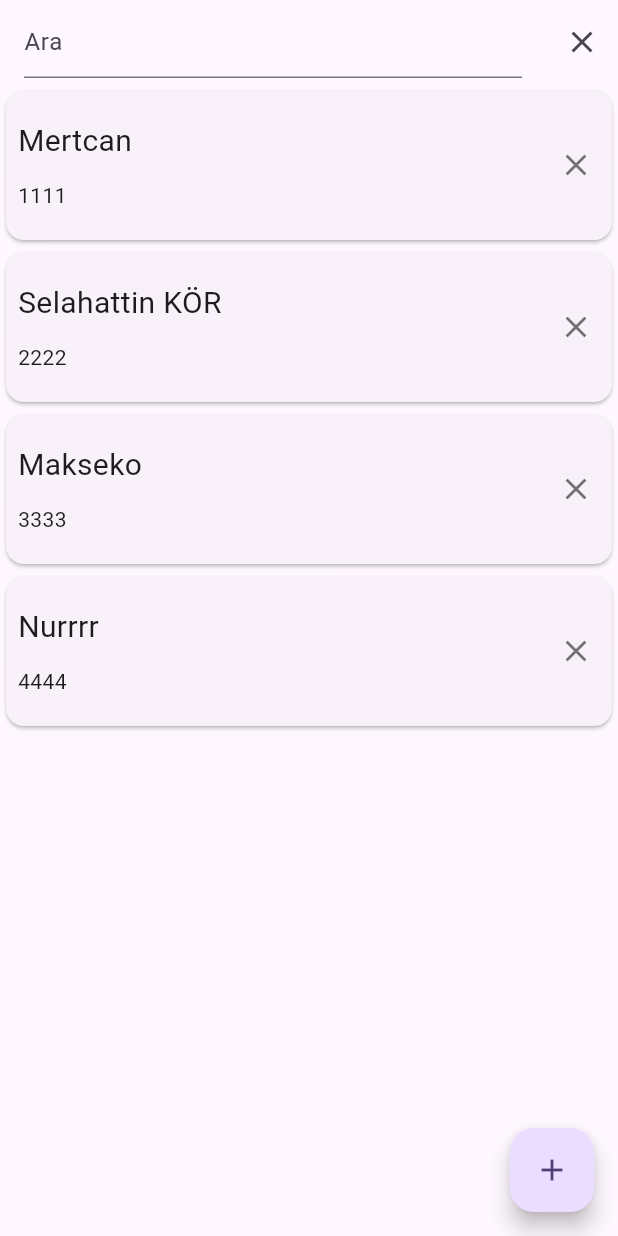
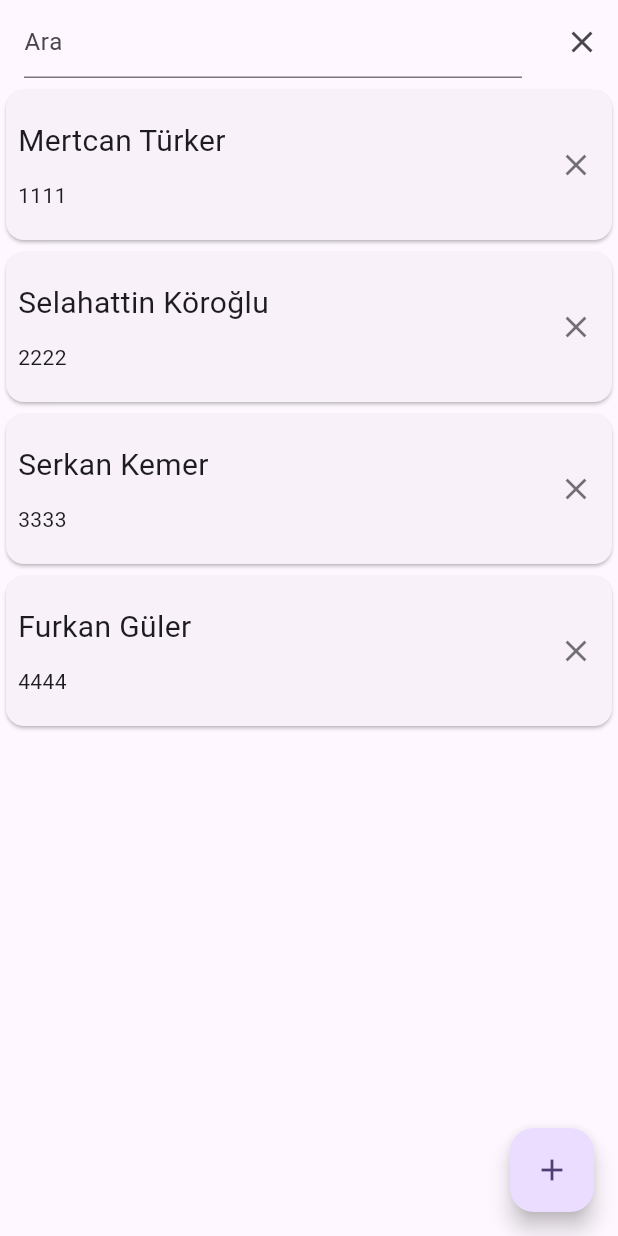
Before and after one commit to mertcanturker/contacts_app, a Flutter app: the screen it shows after launch, after a tap on the "search" icon, on a phone screen of 412 x 824 dp. Run offline on Flutter 3.47's test engine with Material 3 defaults, Android fonts, the phone set to English and light mode, and no system bars; our stand-ins replace flutter_bloc.

```diff
--- /dev/null
+++ b/lib/data/repo/kisilerdao_repository.dart
@@ -0,0 +1,35 @@
+import 'package:kisiler_uygulamasi/data/entity/kisiler.dart';
+
+class KisilerDaoRepository{
+  Future<void> kaydet(String kisi_ad, String kisi_tel) async{
+    print("Kişi Kaydet : ${kisi_ad} - ${kisi_tel}");
+  }
+
+  Future<void> guncelle(int kisi_id,String kisi_ad, String kisi_tel) async{
+    print("Kişi Güncelle : ${kisi_id} - ${kisi_ad} - ${kisi_tel}");
+  }
+
+  Future<void> sil(int kisi_id) async {
+    print("Kişi Sil: $kisi_id");
+  }
+
+  Future<List<Kisiler>> kisileriYukle() async {
+    var kisilerListesi = <Kisiler>[];
+    var k1 = Kisiler(kisi_id: 1, kisi_ad: "Mertcan Türker", kisi_tel: "1111");
+    var k2 = Kisiler(kisi_id: 2, kisi_ad: "Selahattin Köroğlu", kisi_tel: "2222");
+    var k3 = Kisiler(kisi_id: 3, kisi_ad: "Serkan Kemer", kisi_tel: "3333");
+    var k4 = Kisiler(kisi_id: 4, kisi_ad: "Furkan Güler", kisi_tel: "4444");
+    kisilerListesi.add(k1);
+    kisilerListesi.add(k2);
+    kisilerListesi.add(k3);
+    kisilerListesi.add(k4);
+    return kisilerListesi;
+  }
+
+  Future<List<Kisiler>> ara(String aramaKelimesi) async{
+    var kisilerListesi = <Kisiler>[];
+    var k1 = Kisiler(kisi_id: 1, kisi_ad: "Mertcan Türker", kisi_tel: "1111");
+    kisilerListesi.add(k1);
+    return kisilerListesi;
+  }
+}
--- a/lib/main.dart
+++ b/lib/main.dart
@@ -1,4 +1,8 @@
 import 'package:flutter/material.dart';
+import 'package:flutter_bloc/flutter_bloc.dart';
+import 'package:kisiler_uygulamasi/ui/cubit/anasayfa_cubit.dart';
+import 'package:kisiler_uygulamasi/ui/cubit/detay_sayfa_cubit.dart';
+import 'package:kisiler_uygulamasi/ui/cubit/kayit_sayfa_cubit.dart';
 import 'package:kisiler_uygulamasi/ui/views/anasayfa.dart';
 
 void main() {
@@ -10,7 +14,13 @@ class MyApp extends StatelessWidget {
 
   @override
   Widget build(BuildContext context) {
-    return MaterialApp(
+    return MultiBlocProvider(
+      providers: [
+        BlocProvider(create: (context) => KayitSayfaCubit()),
+        BlocProvider(create: (context) => DetaySayfaCubit()),
+        BlocProvider(create: (context) => AnasayfaCubit()),
+      ],
+      child: MaterialApp(
         title: 'Flutter Demo',
         debugShowCheckedModeBanner: false,
         theme: ThemeData(
@@ -18,6 +28,7 @@ class MyApp extends StatelessWidget {
           useMaterial3: true,
         ),
         home: const Anasayfa(),
+      ),
     );
   }
 }
--- /dev/null
+++ b/lib/ui/cubit/anasayfa_cubit.dart
@@ -0,0 +1,24 @@
+import 'package:flutter_bloc/flutter_bloc.dart';
+import 'package:kisiler_uygulamasi/data/entity/kisiler.dart';
+import 'package:kisiler_uygulamasi/data/repo/kisilerdao_repository.dart';
+
+class AnasayfaCubit extends Cubit<List<Kisiler>>{
+  AnasayfaCubit():super(<Kisiler>[]);
+
+  var krepo = KisilerDaoRepository();
+
+  Future<void> kisileriYukle() async {
+    var liste = await krepo.kisileriYukle();
+    emit(liste);
+  }
+
+  Future<void> ara(String aramaKelimesi) async {
+    var liste = await krepo.ara(aramaKelimesi);
+    emit(liste);
+  }
+
+  Future<void> sil(int kisi_id) async {
+    await krepo.sil(kisi_id);
+    await kisileriYukle();
+  }
+}
--- /dev/null
+++ b/lib/ui/cubit/detay_sayfa_cubit.dart
@@ -0,0 +1,12 @@
+import 'package:flutter_bloc/flutter_bloc.dart';
+import 'package:kisiler_uygulamasi/data/repo/kisilerdao_repository.dart';
+
+class DetaySayfaCubit extends Cubit<void>{
+  DetaySayfaCubit():super(0);
+
+  var krepo = KisilerDaoRepository();
+
+  Future<void> guncelle(int kisi_id,String kisi_ad, String kisi_tel) async{
+    await krepo.guncelle(kisi_id, kisi_ad, kisi_tel);
+  }
+}
--- /dev/null
+++ b/lib/ui/cubit/kayit_sayfa_cubit.dart
@@ -0,0 +1,12 @@
+import 'package:flutter_bloc/flutter_bloc.dart';
+import 'package:kisiler_uygulamasi/data/repo/kisilerdao_repository.dart';
+
+class KayitSayfaCubit extends Cubit<void>{
+  KayitSayfaCubit():super(0);
+
+  var krepo = KisilerDaoRepository();
+
+  Future<void> kaydet(String kisi_ad, String kisi_tel) async{
+    await krepo.kaydet(kisi_ad, kisi_tel);
+  }
+}
--- a/lib/ui/views/anasayfa.dart
+++ b/lib/ui/views/anasayfa.dart
@@ -1,5 +1,7 @@
 import 'package:flutter/material.dart';
 import 'package:kisiler_uygulamasi/data/entity/kisiler.dart';
+import 'package:flutter_bloc/flutter_bloc.dart';
+import 'package:kisiler_uygulamasi/ui/cubit/anasayfa_cubit.dart';
 import 'package:kisiler_uygulamasi/ui/views/detay_sayfa.dart';
 import 'package:kisiler_uygulamasi/ui/views/kay%C4%B1t_sayfa.dart';
 
@@ -13,25 +15,11 @@ class Anasayfa extends StatefulWidget {
 class _AnasayfaState extends State<Anasayfa> {
   bool aramaYapiliyorMu = false;
 
-  Future<void> ara(String aramaKelimesi) async{
-    print("Kişi Ara : $aramaKelimesi");
-  }
-
-  Future<List<Kisiler>> kisileriYukle() async {
-    var kisilerListesi = <Kisiler>[];
-    var k1 = Kisiler(kisi_id: 1, kisi_ad: "Mertcan", kisi_tel: "1111");
-    var k2 = Kisiler(kisi_id: 2, kisi_ad: "Selahattin KÖR", kisi_tel: "2222");
-    var k3 = Kisiler(kisi_id: 3, kisi_ad: "Makseko", kisi_tel: "3333");
-    var k4 = Kisiler(kisi_id: 4, kisi_ad: "Nurrrr", kisi_tel: "4444");
-    kisilerListesi.add(k1);
-    kisilerListesi.add(k2);
-    kisilerListesi.add(k3);
-    kisilerListesi.add(k4);
-    return kisilerListesi;
-  }
-
-    Future<void> sil(int kisi_id) async {
-      print("Kişi Sil: $kisi_id");
+  @override
+  void initState() {
+    // TODO: implement initState
+    super.initState();
+    context.read<AnasayfaCubit>().kisileriYukle();
   }
 
   @override
@@ -42,7 +30,7 @@ class _AnasayfaState extends State<Anasayfa> {
         TextField(
           decoration: const InputDecoration(hintText: "Ara"),
           onChanged: (aramaSonucu){
-            ara(aramaSonucu);
+            context.read<AnasayfaCubit>().ara(aramaSonucu);
           },
         ) :
         const Text("Kişiler"),
@@ -52,6 +40,7 @@ class _AnasayfaState extends State<Anasayfa> {
             setState(() {
               aramaYapiliyorMu = false;
             });
+            context.read<AnasayfaCubit>().kisileriYukle();
           }, icon: const Icon(Icons.clear)) :
           IconButton(onPressed: (){
             setState(() {
@@ -60,20 +49,18 @@ class _AnasayfaState extends State<Anasayfa> {
           }, icon: const Icon(Icons.search))
         ],
       ),
-      body: FutureBuilder<List<Kisiler>>(
-        future: kisileriYukle(),
-        builder: (context,snapshot){
-          if(snapshot.hasData){
-            var kisilerListesi = snapshot.data;
+      body: BlocBuilder<AnasayfaCubit,List<Kisiler>>(
+        builder: (context,kisilerListesi){
+          if(kisilerListesi.isNotEmpty){
             return ListView.builder(
-              itemCount: kisilerListesi!.length,//4
+              itemCount: kisilerListesi.length,//4
               itemBuilder: (context,indeks){//0,1,2,3
                 var kisi = kisilerListesi[indeks];
                 return GestureDetector(
                   onTap: (){
                     Navigator.push(context, MaterialPageRoute(builder: (context) => DetaySayfa(kisi: kisi)))
                         .then((value){
-                      print("Anasayfaya dönüldü");
+                      context.read<AnasayfaCubit>().kisileriYukle();
                     });
                   },
                   child: Card(
@@ -98,7 +85,7 @@ class _AnasayfaState extends State<Anasayfa> {
                                     action: SnackBarAction(
                                         label: "Evet",
                                         onPressed: (){
-                                          sil(kisi.kisi_id);
+                                          context.read<AnasayfaCubit>().sil(kisi.kisi_id);
                                         }
                                     ),
                                 ),
@@ -120,7 +107,7 @@ class _AnasayfaState extends State<Anasayfa> {
           onPressed: (){
             Navigator.push(context, MaterialPageRoute(builder: (context) => const KayitSayfa()))
                 .then((value){
-                  print("Anasayfaya dönüldü");
+              context.read<AnasayfaCubit>().kisileriYukle();
             });
           },
         child: const Icon(Icons.add),
--- a/pubspec.yaml
+++ b/pubspec.yaml
@@ -30,6 +30,7 @@ environment:
 dependencies:
   flutter:
     sdk: flutter
+  flutter_bloc:
 
 
   # The following adds the Cupertino Icons font to your application.
```
Also changed, not shown: lib/ui/views/detay_sayfa.dart (+3 -5 lines), lib/ui/views/kayıt_sayfa.dart (+5 -8 lines), pubspec.lock. Lines whose indentation alone changed are shown as unchanged.
